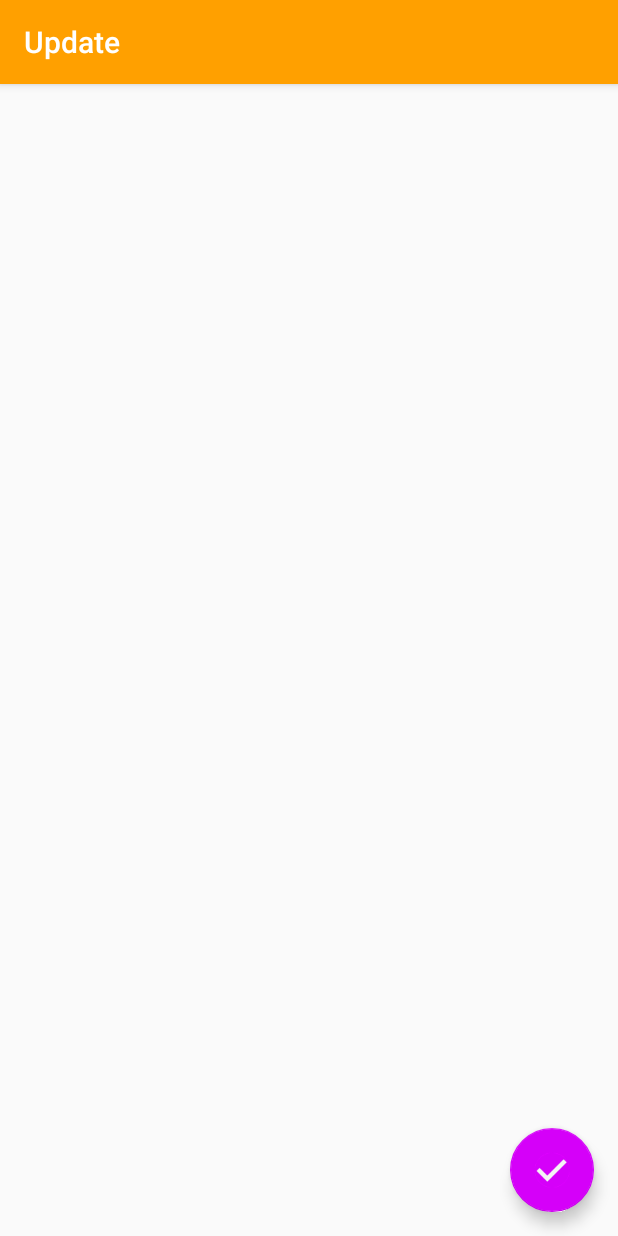
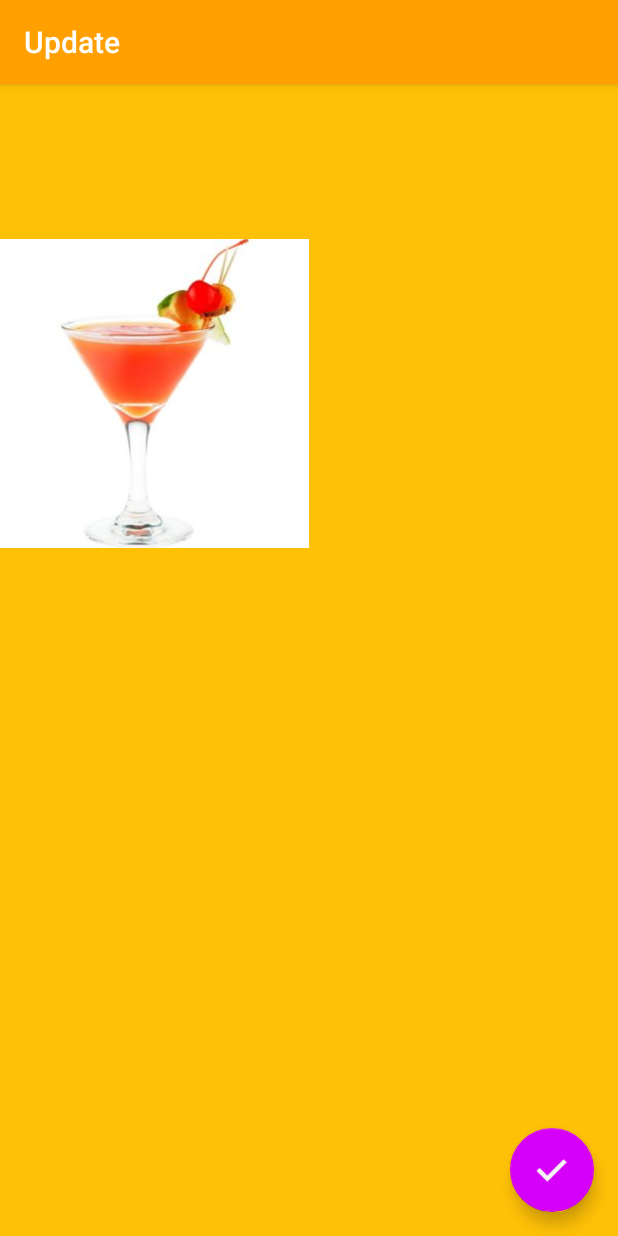
Before and after one commit to FabDadV/Capstone, an Android app: the UpdateActivity screen opened directly, with no data from a screen before it, on a phone screen of 412 x 824 dp. Run offline under Robolectric (Android 15) with nearby library versions, the phone set to English and light mode, and no system bars.

Commit message:
Desing Detail layouts

```diff
--- a/app/src/main/java/fdv/d/ui/DetailActivity.java
+++ b/app/src/main/java/fdv/d/ui/DetailActivity.java
@@ -47,7 +47,7 @@ public class DetailActivity extends AppCompatActivity {
         });
 
         ImageView drinkView = findViewById(R.id.iv_drink);
-        drinkView.setMaxWidth(100);
+//        drinkView.setMaxWidth(100);
         tvDrink = findViewById(R.id.tv_drink);
         tvCategory = findViewById(R.id.tv_cat);
         tvIngredients = findViewById(R.id.tv_ings);
@@ -55,7 +55,7 @@ public class DetailActivity extends AppCompatActivity {
 
         String id_drink = getIntent().getStringExtra(EXTRA_ID_DRINK);
         String path_drink = getIntent().getStringExtra(EXTRA_PATH);
-// https://www.thecocktaildb.com/api/json/v1/1/lookup.php?i=13060
+//  https://www.thecocktaildb.com/api/json/v1/1/lookup.php?i=13060
         App.getApi().loadById(id_drink).enqueue(new Callback<DrinksList>() {
             @Override
             public void onResponse(Call<DrinksList> call, Response<DrinksList> response) {
--- a/app/src/main/java/fdv/d/ui/ListAdapter.java
+++ b/app/src/main/java/fdv/d/ui/ListAdapter.java
@@ -41,7 +41,7 @@ public class ListAdapter extends RecyclerView.Adapter<ListAdapter.ListViewHolder
             super(itemView);
             name = itemView.findViewById(R.id.tv_name);
             thumb = itemView.findViewById(R.id.imageView);
-            thumb.setMaxWidth(100);
+//            thumb.setMaxWidth(100);
 
             itemView.setOnClickListener(this);
         }
--- a/app/src/main/res/layout/update_activity.xml
+++ b/app/src/main/res/layout/update_activity.xml
@@ -1,10 +1,10 @@
 <?xml version="1.0" encoding="utf-8"?>
-<android.support.design.widget.CoordinatorLayout xmlns:android="http://schemas.android.com/apk/res/android"
+<android.support.constraint.ConstraintLayout xmlns:android="http://schemas.android.com/apk/res/android"
     xmlns:app="http://schemas.android.com/apk/res-auto"
     xmlns:tools="http://schemas.android.com/tools"
     android:layout_width="match_parent"
     android:layout_height="match_parent"
-    tools:context=".ui.UpdateActivity">
+    android:background="@color/colorPrimaryLight">
 
     <android.support.design.widget.AppBarLayout
         android:layout_width="match_parent"
@@ -24,8 +24,33 @@
         android:id="@+id/update_fab"
         android:layout_width="wrap_content"
         android:layout_height="wrap_content"
-        android:layout_gravity="bottom|end"
         android:layout_margin="@dimen/fab_margin"
+        app:layout_constraintBottom_toBottomOf="parent"
+        app:layout_constraintEnd_toEndOf="parent"
         app:srcCompat="@drawable/ic_save_56" />
 
-</android.support.design.widget.CoordinatorLayout>
+    <android.support.constraint.Guideline
+        android:id="@+id/gl_vertical"
+        android:layout_width="wrap_content"
+        android:layout_height="wrap_content"
+        android:orientation="vertical"
+        app:layout_constraintGuide_percent="0.5" />
+
+    <android.support.constraint.Guideline
+        android:id="@+id/gl_horizontal"
+        android:layout_width="wrap_content"
+        android:layout_height="wrap_content"
+        android:orientation="horizontal"
+        app:layout_constraintGuide_percent="0.5" />
+
+    <ImageView
+        android:id="@+id/iv_update"
+        android:layout_width="0dp"
+        android:layout_height="wrap_content"
+        android:contentDescription="@string/tv_thumb"
+        app:layout_constraintBottom_toTopOf="@+id/gl_horizontal"
+        app:layout_constraintEnd_toStartOf="@+id/gl_vertical"
+        app:layout_constraintStart_toStartOf="parent"
+        app:srcCompat="@drawable/no_drink" />
+
+</android.support.constraint.ConstraintLayout>
--- a/app/src/main/res/values/dimens.xml
+++ b/app/src/main/res/values/dimens.xml
@@ -1,8 +1,10 @@
 <resources>
     <dimen name="text_size">16sp</dimen>
     <dimen name="fab_margin">16dp</dimen>
+    <dimen name="thumb_margin">120dp</dimen>
+    <dimen name="thumb_padding">120dp</dimen>
     <dimen name="extra_margin">32dp</dimen>
     <dimen name="big_margin">16dp</dimen>
-    <dimen name="big_padding">16dp</dimen>
+    <dimen name="big_padding">64dp</dimen>
     <dimen name="padding">8dp</dimen>
 </resources>
```
Also changed, not shown: app/src/main/res/layout/detail_acrivity.xml (+35 -17 lines), app/src/main/res/layout/main_activity.xml (+12 -11 lines).
